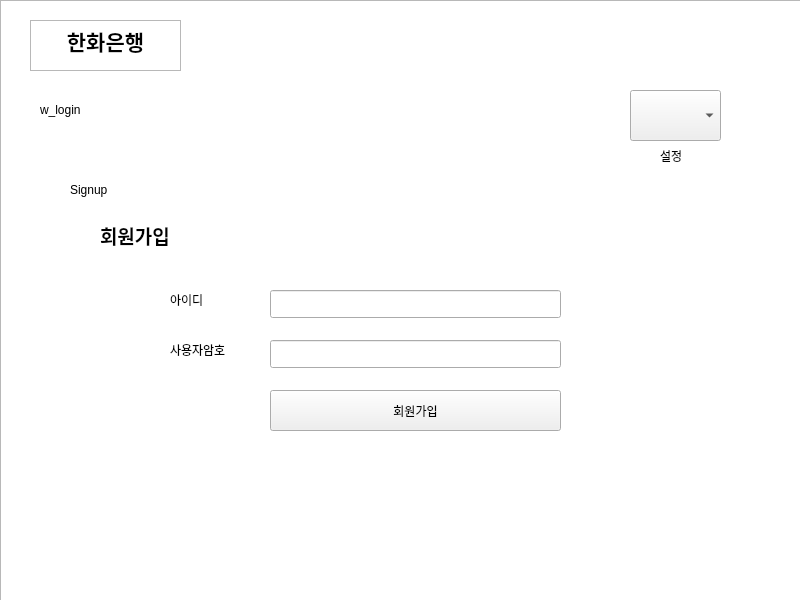
Before: the Qt Designer form bank.ui in smleew/Qt_BankSystem, drawn with Qt 5.
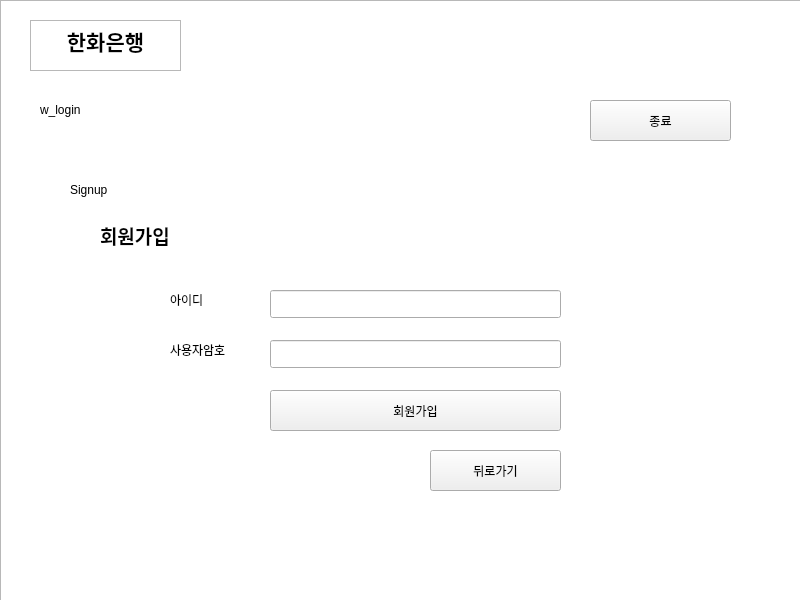
After: the same form once the commit is applied.

Commit message: 8/13 마무리

Patch:
```diff
--- a/bank.ui
+++ b/bank.ui
@@ -268,6 +268,19 @@
         <string>회원가입</string>
        </property>
       </widget>
+      <widget class="QPushButton" name="btn_cancelSignup">
+       <property name="geometry">
+        <rect>
+         <x>370</x>
+         <y>280</y>
+         <width>131</width>
+         <height>41</height>
+        </rect>
+       </property>
+       <property name="text">
+        <string>뒤로가기</string>
+       </property>
+      </widget>
      </widget>
     </widget>
     <widget class="QLabel" name="label">
@@ -283,27 +296,20 @@
       <string>w_login</string>
      </property>
     </widget>
-    <widget class="QComboBox" name="comboBox">
+    <widget class="QPushButton" name="btn_exit1">
      <property name="geometry">
       <rect>
-       <x>600</x>
-       <y>0</y>
-       <width>91</width>
-       <height>51</height>
-      </rect>
-     </property>
-    </widget>
-    <widget class="QLabel" name="label_27">
-     <property name="geometry">
-      <rect>
-       <x>630</x>
-       <y>50</y>
-       <width>31</width>
-       <height>31</height>
+       <x>560</x>
+       <y>10</y>
+       <width>141</width>
+       <height>41</height>
       </rect>
      </property>
      <property name="text">
-      <string>설정</string>
+      <string>종료</string>
+     </property>
+     <property name="autoDefault">
+      <bool>true</bool>
      </property>
     </widget>
    </widget>
```
Left out of the diff: 12 changed lines with no effect on the pictures. The commit also changes 2 other files.
